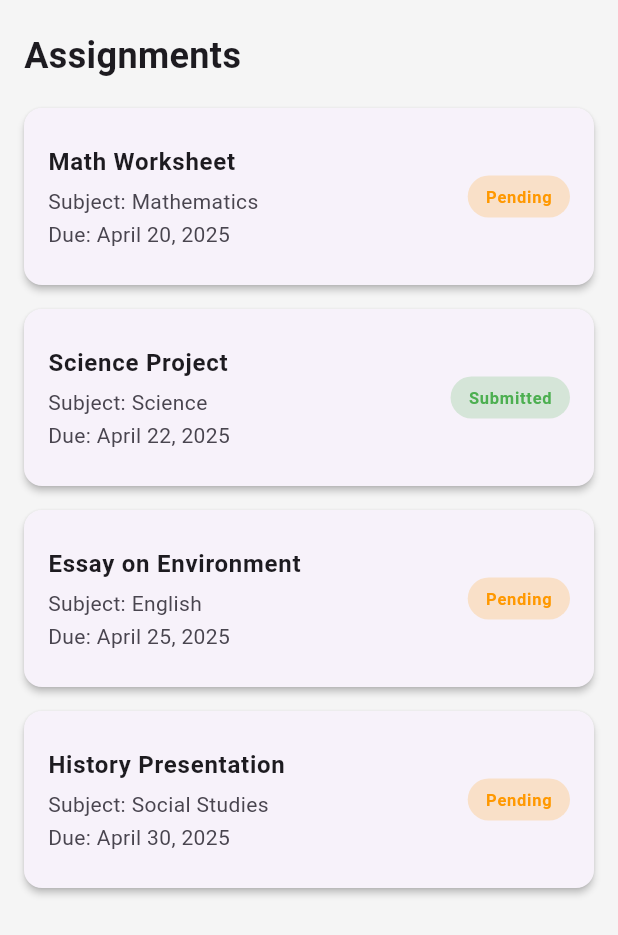
After one commit to a1k2f3/school_app, a Flutter app: the AssignmentsPage screen opened directly, on a phone screen of 412 x 824 dp. The commit adds this screen. Shown: the top 935 px of the screen. Run offline on Flutter 3.47's test engine with Material 3 defaults, Android fonts, the phone set to English and light mode, and no system bars; our stand-ins replace cloud_firestore, file_picker, firebase_core, firebase_storage, percent_indicator, youtube_player_flutter; accounts and stored records are empty.

Commit message:
uodate the project

```diff
--- /dev/null
+++ b/lib/teacher/Assgiment.dart
@@ -0,0 +1,104 @@
+import 'package:flutter/material.dart';
+
+class AssignmentsPage extends StatelessWidget {
+  final List<Map<String, String>> assignments = [
+    {
+      'title': 'Math Worksheet',
+      'subject': 'Mathematics',
+      'due': 'April 20, 2025',
+      'status': 'Pending',
+    },
+    {
+      'title': 'Science Project',
+      'subject': 'Science',
+      'due': 'April 22, 2025',
+      'status': 'Submitted',
+    },
+    {
+      'title': 'Essay on Environment',
+      'subject': 'English',
+      'due': 'April 25, 2025',
+      'status': 'Pending',
+    },
+    {
+      'title': 'History Presentation',
+      'subject': 'Social Studies',
+      'due': 'April 30, 2025',
+      'status': 'Pending',
+    },
+  ];
+
+  Color getStatusColor(String status) {
+    switch (status) {
+      case 'Pending':
+        return Colors.orange;
+      case 'Submitted':
+        return Colors.green;
+      default:
+        return Colors.grey;
+    }
+  }
+
+  @override
+  Widget build(BuildContext context) {
+    return Scaffold(
+      backgroundColor: Colors.grey[100],
+      body: Padding(
+        padding: const EdgeInsets.symmetric(horizontal: 16, vertical: 20),
+        child: Column(
+          crossAxisAlignment: CrossAxisAlignment.start,
+          children: [
+            Text("Assignments", style: TextStyle(fontSize: 24, fontWeight: FontWeight.bold)),
+            const SizedBox(height: 10),
+            Expanded(
+              child: ListView.builder(
+                itemCount: assignments.length,
+                itemBuilder: (context, index) {
+                  final assignment = assignments[index];
+                  return Card(
+                    shape: RoundedRectangleBorder(borderRadius: BorderRadius.circular(12)),
+                    elevation: 2,
+                    margin: const EdgeInsets.symmetric(vertical: 8),
+                    child: ListTile(
+                      contentPadding: const EdgeInsets.all(16),
+                      title: Text(
+                        assignment['title']!,
+                        style: TextStyle(fontWeight: FontWeight.bold, fontSize: 16),
+                      ),
+                      subtitle: Column(
+                        crossAxisAlignment: CrossAxisAlignment.start,
+                        children: [
+                          const SizedBox(height: 4),
+                          Text('Subject: ${assignment['subject']}'),
+                          const SizedBox(height: 2),
+                          Text('Due: ${assignment['due']}'),
+                        ],
+                      ),
+                      trailing: Container(
+                        padding: const EdgeInsets.symmetric(horizontal: 12, vertical: 6),
+                        decoration: BoxDecoration(
+                          color: getStatusColor(assignment['status']!).withOpacity(0.2),
+                          borderRadius: BorderRadius.circular(20),
+                        ),
+                        child: Text(
+                          assignment['status']!,
+                          style: TextStyle(
+                            color: getStatusColor(assignment['status']!),
+                            fontWeight: FontWeight.w600,
+                          ),
+                        ),
+                      ),
+                      onTap: () {
+                        // You can navigate to detailed view or edit page here.
+                      },
+                    ),
+                  );
+                },
+              ),
+            ),
+          ],
+        ),
+      ),
+    );
+  }
+}
```
Also changed, not shown: lib/pages/sign_in_page.dart (+14 -40 lines), lib/panel/admin_page.dart (+1 -19 lines), lib/service/firestore_service.dart (+28 -1 lines), lib/teacher/Attendance.dart (added, +76 -0 lines), lib/teacher/home.dart (added, +90 -0 lines), lib/teacher/pane.dart (added, +68 -0 lines), lib/teacher/profile.dart (added, +114 -0 lines), lib/teacher/student.dart (added, +89 -0 lines).
